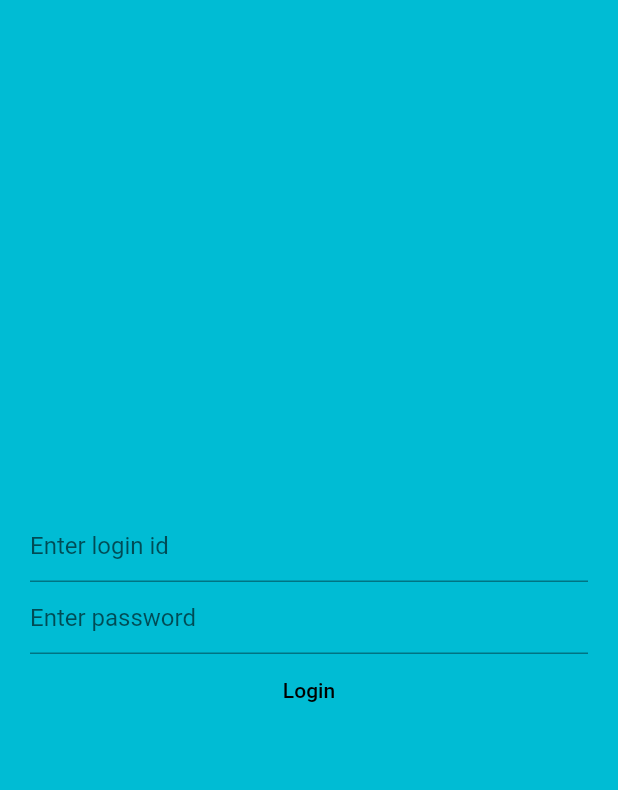
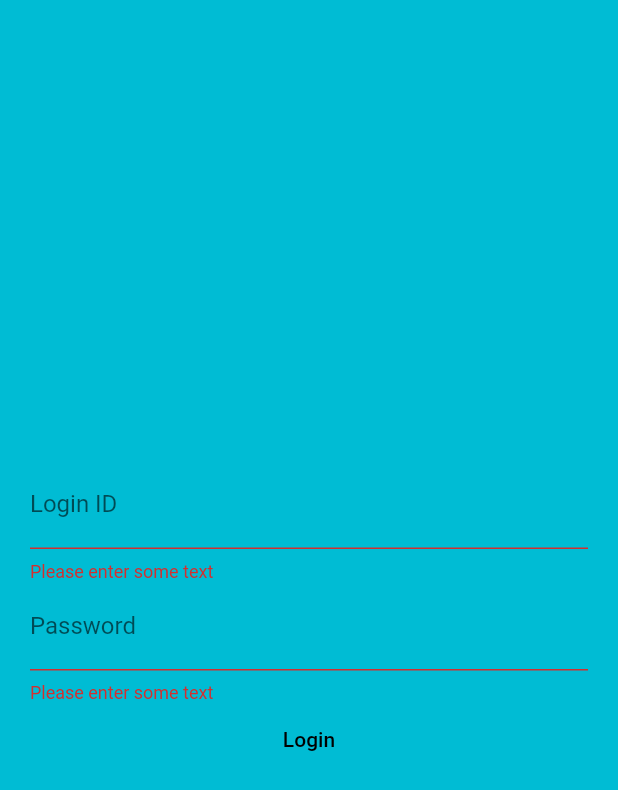
Before and after one commit to dipen-torinit/birthday-flutter, a Flutter app: the screen it shows after launch, after a tap on "Login", on a phone screen of 412 x 824 dp. Shown: the top 790 px of the screen. Run offline on Flutter 3.47's test engine with Material 2 defaults, Android fonts, the phone set to English and light mode, and no system bars; our stand-ins replace firebase_auth, firebase_core; accounts and stored records are empty.

Commit message:
Login page: Retrieving data from form field

```diff
--- a/lib/providers/auth.dart
+++ b/lib/providers/auth.dart
@@ -1,5 +1,6 @@
 import 'dart:async';
 
+import 'package:firebase_auth/firebase_auth.dart';
 import 'package:flutter/material.dart';
 
 enum AUTHSTATE {
@@ -12,9 +13,16 @@ class Auth with ChangeNotifier {
   AUTHSTATE isAuth = AUTHSTATE.checking;
 
   void authenticate() {
-    Timer(const Duration(seconds: 5), () {
-      isAuth = AUTHSTATE.failed;
+    Timer(const Duration(seconds: 3), () {
+      isAuth = FirebaseAuth.instance.currentUser == null
+          ? AUTHSTATE.failed
+          : AUTHSTATE.success;
       notifyListeners();
     });
   }
+
+  void signOut() {
+    FirebaseAuth.instance.signOut();
+    isAuth = AUTHSTATE.checking;
+  }
 }
--- a/lib/screens/login_screen.dart
+++ b/lib/screens/login_screen.dart
@@ -1,3 +1,7 @@
+import 'dart:developer';
+
+import 'package:birthday_flutter/screens/home_screen.dart';
+import 'package:firebase_auth/firebase_auth.dart';
 import 'package:flutter/material.dart';
 
 class LoginScreen extends StatefulWidget {
@@ -9,11 +13,10 @@ class LoginScreen extends StatefulWidget {
 }
 
 class _LoginScreenState extends State<LoginScreen> {
-  @override
-  void initState() {
-    // TODO: implement initState
-    super.initState();
-  }
+  TextEditingController loginIdController = TextEditingController();
+  TextEditingController passwordController = TextEditingController();
+
+  final _formKey = GlobalKey<FormState>();
 
   @override
   Widget build(BuildContext context) {
@@ -21,23 +24,56 @@ class _LoginScreenState extends State<LoginScreen> {
       body: Container(
         padding: const EdgeInsets.all(20),
         color: Colors.cyan,
+        child: Form(
+          key: _formKey,
           child: Column(
             mainAxisAlignment: MainAxisAlignment.center,
             crossAxisAlignment: CrossAxisAlignment.center,
             children: [
-            const TextField(
-              decoration: InputDecoration(hintText: "Enter login id"),
+              TextFormField(
+                controller: loginIdController,
+                validator: (value) {
+                  if (value == null || value.isEmpty) {
+                    return 'Please enter some text';
+                  }
+                  return null;
+                },
+                decoration: const InputDecoration(
+                    hintText: "Enter login id", labelText: "Login ID"),
               ),
-            const TextField(
-              decoration: InputDecoration(hintText: "Enter password"),
+              TextFormField(
+                controller: passwordController,
+                validator: (value) {
+                  if (value == null || value.isEmpty) {
+                    return 'Please enter some text';
+                  }
+                  return null;
+                },
+                decoration: const InputDecoration(
+                    hintText: "Enter password", labelText: "Password"),
+                obscureText: true,
               ),
               TextButton(
                   child: const Text(
                     'Login',
                     style: TextStyle(color: Colors.black),
                   ),
-                onPressed: () {})
+                  onPressed: () async {
+                    if (_formKey.currentState!.validate()) {
+                      try {
+                        UserCredential result = await FirebaseAuth.instance
+                            .signInWithEmailAndPassword(
+                                email: loginIdController.text,
+                                password: passwordController.text);
+                        log(result.toString());
+                        Navigator.pushNamed(context, HomeScreen.routeName);
+                      } catch (e) {
+                        log(e.toString());
+                      }
+                    }
+                  })
             ],
+          ),
         ),
       ),
     );
```
Also changed, not shown: lib/screens/home_screen.dart (+17 -5 lines). Lines whose indentation alone changed are shown as unchanged.
